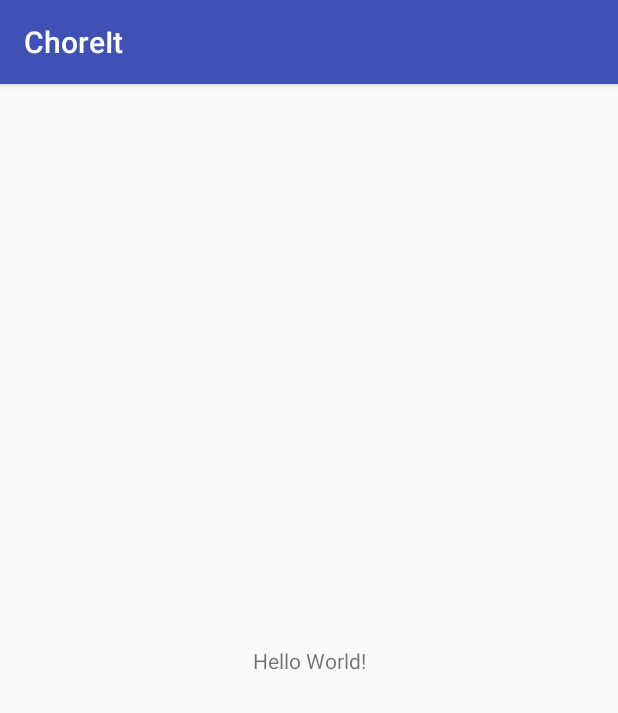
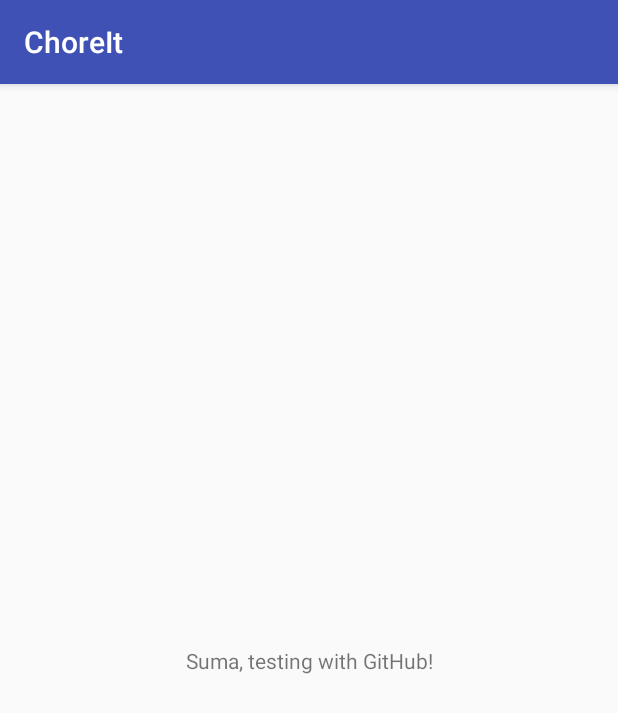
Before and after one commit to AdityaRandive/ChoreIt, an Android app: the screen it shows after launch (MainActivity), on a phone screen of 412 x 824 dp. Shown: the top 713 px of the screen. Run offline under Robolectric (Android 15) with nearby library versions, the phone set to English and light mode, and no system bars.

Commit message:
Testing github commit.

```diff
--- a/app/src/main/res/layout/activity_main.xml
+++ b/app/src/main/res/layout/activity_main.xml
@@ -9,7 +9,7 @@
     <TextView
         android:layout_width="wrap_content"
         android:layout_height="wrap_content"
-        android:text="Hello World!"
+        android:text="Suma, testing with GitHub!"
         app:layout_constraintBottom_toBottomOf="parent"
         app:layout_constraintLeft_toLeftOf="parent"
         app:layout_constraintRight_toRightOf="parent"
```
